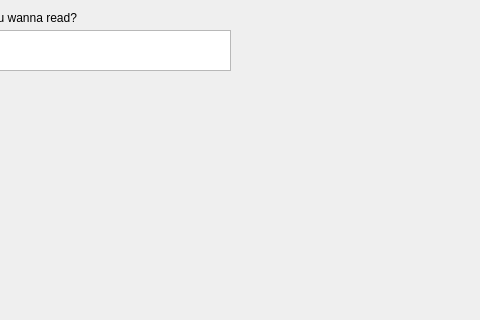
Macai13/Keki, file designer/mainwindow.ui: the form before one commit; both pictures show x 320 to 800 and y 0 to 320 of the 800 by 600 pixel window.
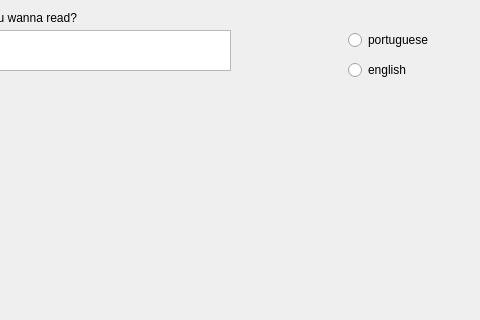
The form after the commit. Icons and pictures are not drawn.

```diff
--- a/designer/mainwindow.ui
+++ b/designer/mainwindow.ui
@@ -66,6 +66,32 @@
      <string/>
     </property>
    </widget>
+   <widget class="QRadioButton" name="ptbr_button">
+    <property name="geometry">
+     <rect>
+      <x>668</x>
+      <y>30</y>
+      <width>111</width>
+      <height>20</height>
+     </rect>
+    </property>
+    <property name="text">
+     <string>portuguese</string>
+    </property>
+   </widget>
+   <widget class="QRadioButton" name="en_button">
+    <property name="geometry">
+     <rect>
+      <x>668</x>
+      <y>60</y>
+      <width>111</width>
+      <height>20</height>
+     </rect>
+    </property>
+    <property name="text">
+     <string>english</string>
+    </property>
+   </widget>
   </widget>
   <widget class="QStatusBar" name="statusbar"/>
  </widget>
```
